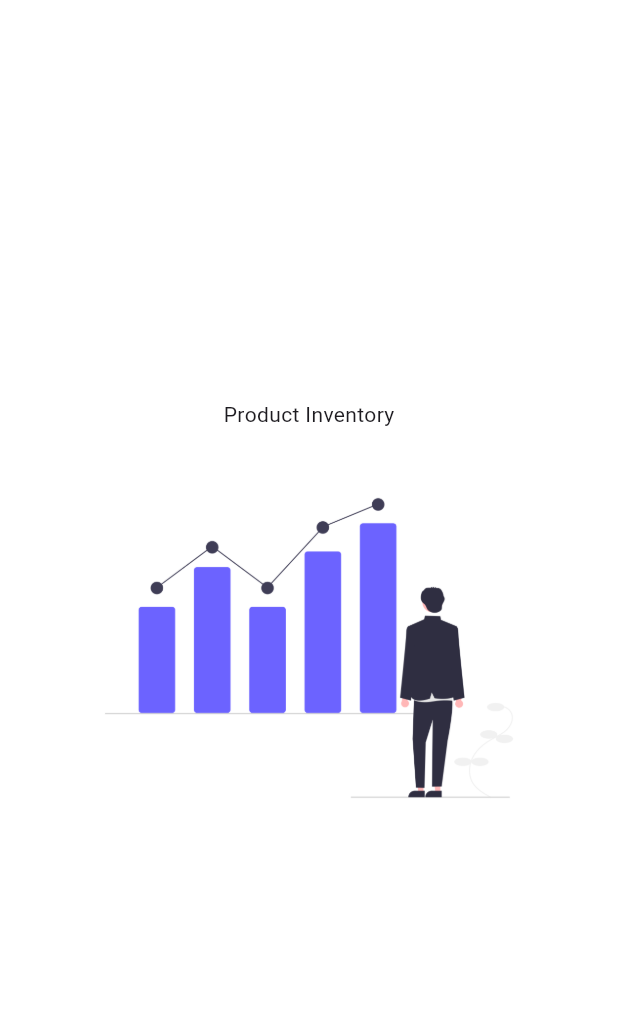
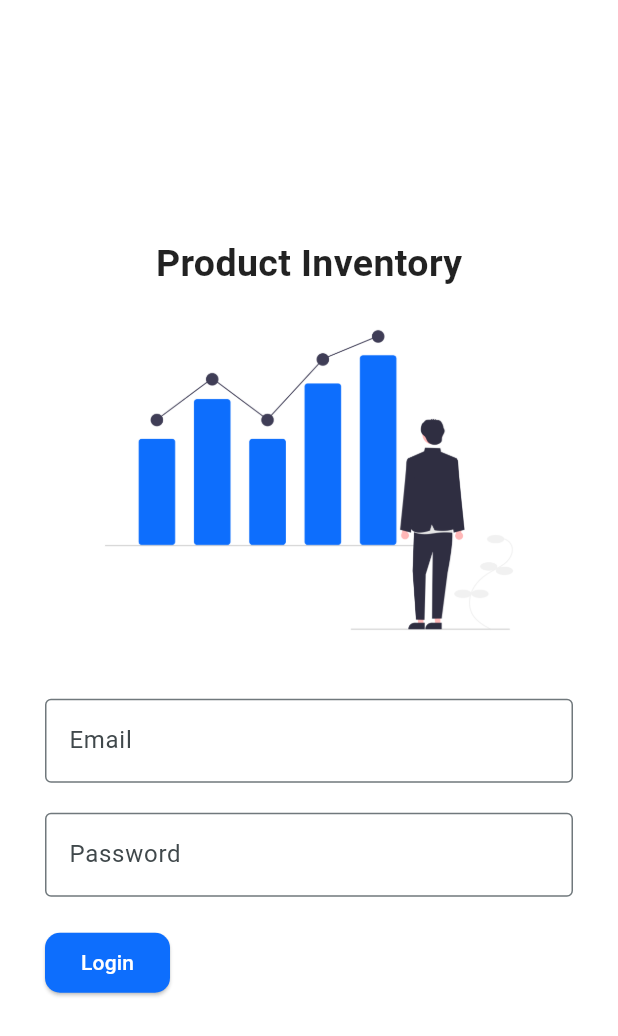
Before and after one commit to doniduaasattuu/product_inventory, a Flutter app: the screen it shows after launch, on a phone screen of 412 x 824 dp. Shown: the top 1036 px of the screen. Run offline on Flutter 3.47's test engine with Material 3 defaults, Android fonts, the phone set to English and light mode, and no system bars.

Commit message:
create login form

```diff
--- a/lib/main.dart
+++ b/lib/main.dart
@@ -1,4 +1,5 @@
 import 'package:flutter/material.dart';
+import 'package:product_inventory/models/bootstrap_colors.dart';
 import 'package:product_inventory/ui/homepage/homepage.dart';
 
 void main() {
@@ -10,9 +11,12 @@
 
   @override
   Widget build(BuildContext context) {
-    return const MaterialApp(
+    return MaterialApp(
       title: 'Product Inventory',
-      home: Homepage(),
+      home: const Homepage(),
+      theme: ThemeData(
+        colorScheme: ColorScheme.fromSeed(seedColor: BootstrapColors().info),
+      ),
     );
   }
 }
--- /dev/null
+++ b/lib/models/bootstrap_colors.dart
@@ -0,0 +1,12 @@
+import 'package:flutter/material.dart';
+
+class BootstrapColors {
+  Color primary = const Color.fromARGB(255, 13, 110, 253);
+  Color secondary = const Color.fromARGB(255, 108, 117, 125);
+  Color success = const Color.fromARGB(255, 25, 135, 84);
+  Color info = const Color.fromARGB(255, 13, 202, 240);
+  Color warning = const Color.fromARGB(255, 255, 193, 7);
+  Color danger = const Color.fromARGB(255, 220, 53, 69);
+  Color light = const Color.fromARGB(255, 248, 249, 250);
+  Color dark = const Color.fromARGB(255, 33, 37, 41);
+}
--- a/lib/ui/homepage/homepage.dart
+++ b/lib/ui/homepage/homepage.dart
@@ -1,4 +1,7 @@
 import 'package:flutter/material.dart';
+import 'package:product_inventory/models/bootstrap_colors.dart';
+import 'package:product_inventory/utility/input/input_text.dart';
+import 'package:product_inventory/utility/header_text.dart';
 
 class Homepage extends StatefulWidget {
   const Homepage({super.key});
@@ -12,14 +15,53 @@ class _HomepageState extends State<Homepage> {
   Widget build(BuildContext context) {
     return Scaffold(
       backgroundColor: Colors.white,
-      body: Center(
-        child: Column(
-          mainAxisSize: MainAxisSize.min,
-          children: [
-            Text('Product Inventory'),
-            SizedBox(height: 20),
-            Image.asset('assets/images/investing.png', width: 350),
-          ],
+      body: Container(
+        padding: const EdgeInsets.symmetric(horizontal: 30),
+        child: Center(
+          child: Column(
+            mainAxisSize: MainAxisSize.min,
+            children: [
+              const HeaderText(text: 'Product Inventory'),
+              // const SizedBox(height: 20),
+              Image.asset('assets/images/header_image.png', width: 350),
+              const SizedBox(height: 20),
+              const InputText(
+                label: 'Email',
+              ),
+              const SizedBox(height: 20),
+              const InputText(
+                label: 'Password',
+                secure: true,
+              ),
+              const SizedBox(height: 20),
+              Row(
+                children: [
+                  ElevatedButton(
+                    onPressed: () {},
+                    style: ButtonStyle(
+                      shape: WidgetStateProperty.all<RoundedRectangleBorder>(
+                        const RoundedRectangleBorder(
+                          borderRadius: BorderRadius.all(
+                            Radius.circular(10),
+                          ),
+                        ),
+                      ),
+                      backgroundColor: WidgetStateProperty.all(
+                        BootstrapColors().primary,
+                      ),
+                    ),
+                    child: const Text(
+                      'Login',
+                      textAlign: TextAlign.center,
+                      style: TextStyle(
+                        color: Colors.white,
+                      ),
+                    ),
+                  ),
+                ],
+              )
+            ],
+          ),
         ),
       ),
     );
--- a/lib/utility/header_text.dart
+++ b/lib/utility/header_text.dart
@@ -0,0 +1,19 @@
+import 'package:flutter/material.dart';
+
+class HeaderText extends StatelessWidget {
+  const HeaderText({super.key, required this.text});
+
+  final String text;
+
+  @override
+  Widget build(BuildContext context) {
+    return Text(
+      text,
+      style: const TextStyle(
+        color: Colors.black87,
+        fontSize: 25,
+        fontWeight: FontWeight.bold,
+      ),
+    );
+  }
+}
--- /dev/null
+++ b/lib/utility/input/input_email.dart
@@ -0,0 +1,20 @@
+import 'package:flutter/material.dart';
+
+class InputText extends StatelessWidget {
+  const InputText({super.key, required this.label, this.secure = false});
+
+  final String label;
+  final bool secure;
+
+  @override
+  Widget build(BuildContext context) {
+    return TextField(
+      obscureText: secure,
+      textAlign: TextAlign.left,
+      decoration: InputDecoration(
+        border: const OutlineInputBorder(),
+        labelText: label,
+      ),
+    );
+  }
+}
--- /dev/null
+++ b/lib/utility/input/input_text.dart
@@ -0,0 +1,25 @@
+import 'package:flutter/material.dart';
+
+class InputText extends StatelessWidget {
+  const InputText({super.key, required this.label, this.secure = false});
+
+  final String label;
+  final bool secure;
+
+  @override
+  Widget build(BuildContext context) {
+    return TextFormField(
+      obscureText: secure,
+      textAlign: TextAlign.left,
+      decoration: InputDecoration(
+        border: const OutlineInputBorder(),
+        labelText: label,
+      ),
+      validator: (String? value) {
+        return (value != null && value.contains('@'))
+            ? 'Do not use the @ char.'
+            : null;
+      },
+    );
+  }
+}
--- a/pubspec.yaml
+++ b/pubspec.yaml
@@ -44,7 +44,7 @@ dev_dependencies:
   # activated in the `analysis_options.yaml` file located at the root of your
   # package. See that file for information about deactivating specific lint
   # rules and activating additional ones.
-  flutter_lints: ^3.0.0
+  flutter_lints: ^4.0.0
 
 # For information on the generic Dart part of this file, see the
 # following page: https://dart.dev/tools/pub/pubspec
@@ -58,7 +58,7 @@ flutter:
 
   # To add assets to your application, add an assets section, like this:
   assets:
-    - assets/svg/investing.svg
+    - assets/images/header_image.png
     - assets/images/investing.png
 
   # An image asset can refer to one or more resolution-specific "variants", see
```
Also changed, not shown: assets/images/header_image.png (added), pubspec.lock.
